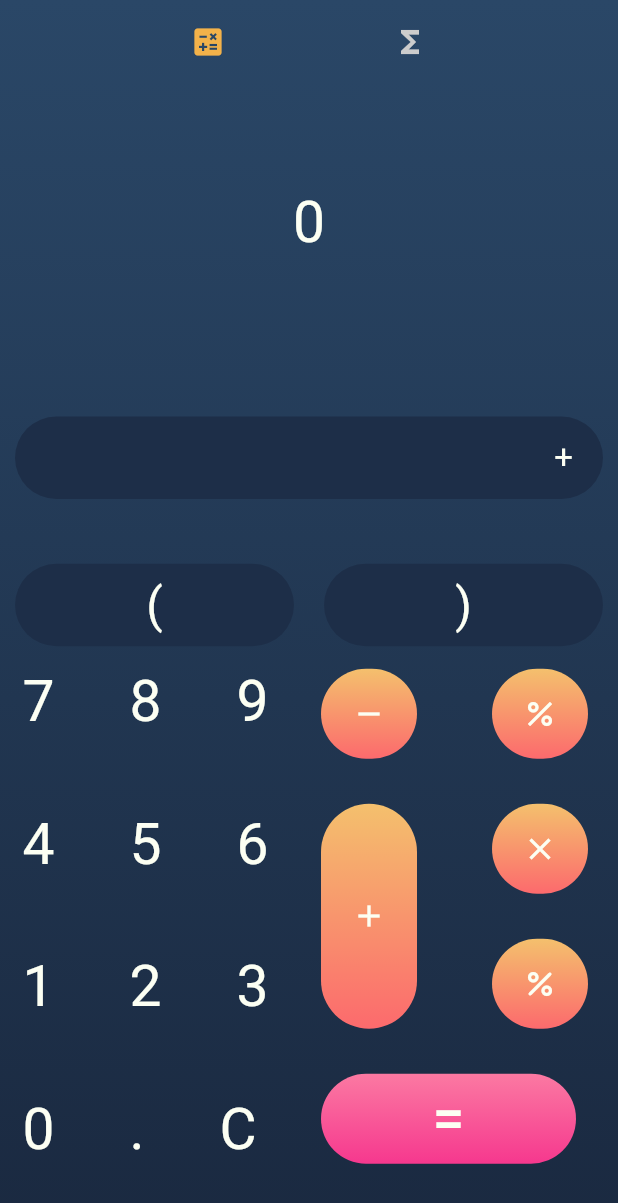
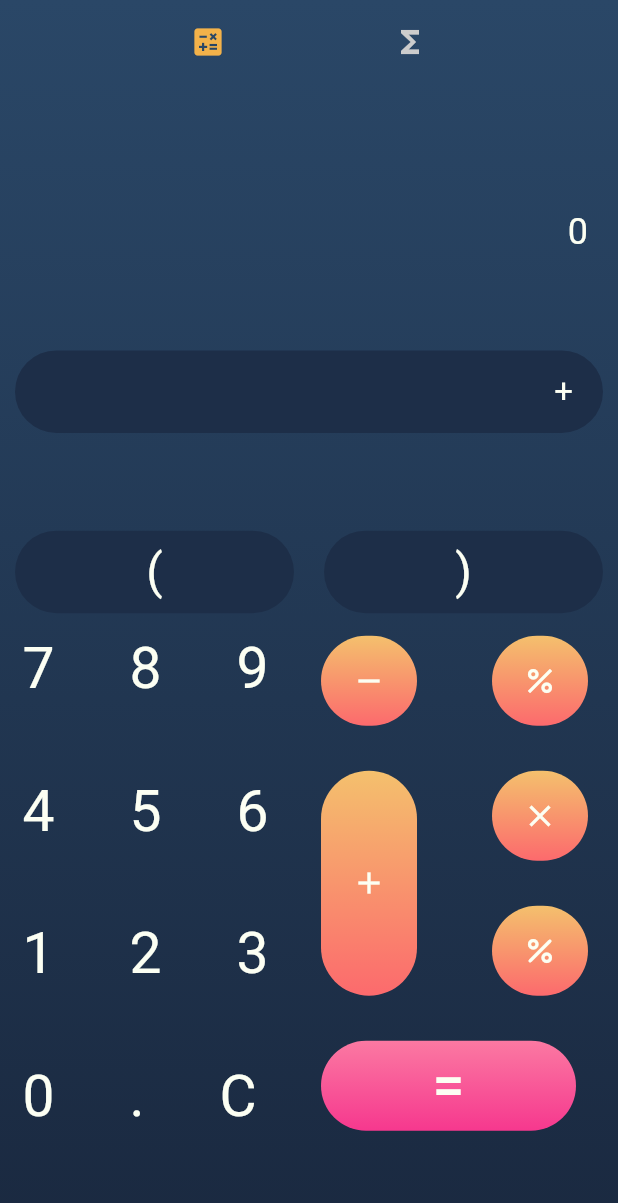
Before and after one commit to Shubhdeeps/calculator, a Flutter app: the screen it shows after launch, after a tap on the "add" icon, on a phone screen of 412 x 824 dp. Shown: the top 1203 px of the screen. Run offline on Flutter 3.47's test engine with Material 2 defaults, Android fonts, the phone set to English and light mode, and no system bars; missing offline and left inert: function_tree.

Commit message:
fixing sizes

```diff
--- a/lib/components/ResultField.dart
+++ b/lib/components/ResultField.dart
@@ -6,8 +6,10 @@ class ResultField extends StatelessWidget {
 
   @override
   Widget build(BuildContext context) => Container(
+        padding: EdgeInsets.fromLTRB(20, 0, 20, 0),
+        alignment: Alignment.bottomRight,
         child: Text(output,
             style: const TextStyle(
-                color: Color.fromRGBO(252, 255, 243, 1), fontSize: 38)),
+                color: Color.fromRGBO(252, 255, 243, 1), fontSize: 24)),
       );
 }
--- a/lib/screens/Home.dart
+++ b/lib/screens/Home.dart
@@ -17,13 +17,12 @@ class _HomeState extends State<Home> {
 
   void ClickFN(String message) {
     if (message == "C") {
-      output = "0";
       setState(() {
         inputValues.clear();
       });
     } else if (message == "=") {
       var equation = inputValues.join("");
-      var result = equation.interpret().toString();
+      var result = equation.interpret();
       output = "$equation = $result";
       setState(() {
         inputValues.clear();
@@ -53,9 +52,8 @@ class _HomeState extends State<Home> {
         child: Column(
           mainAxisAlignment: MainAxisAlignment.spaceEvenly,
           children: [
-            const SizedBox(height: 40),
+            const SizedBox(height: 10),
             ResultField(output),
-            const SizedBox(height: 20),
             InputField(inputValues),
             Keypad(ClickFN)
           ],
```
